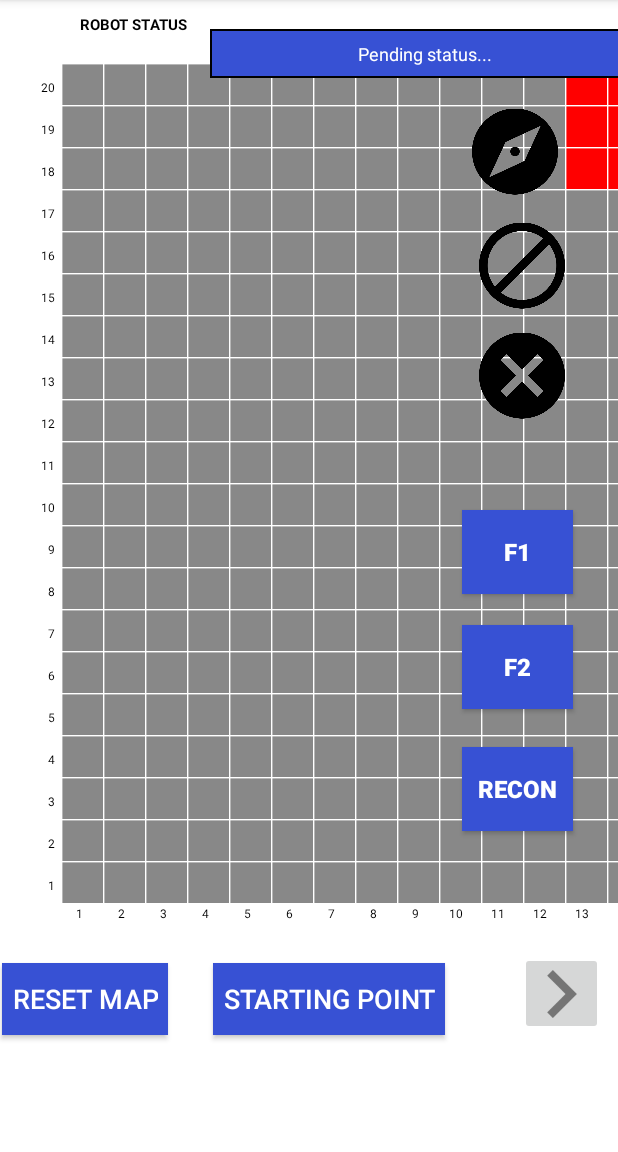
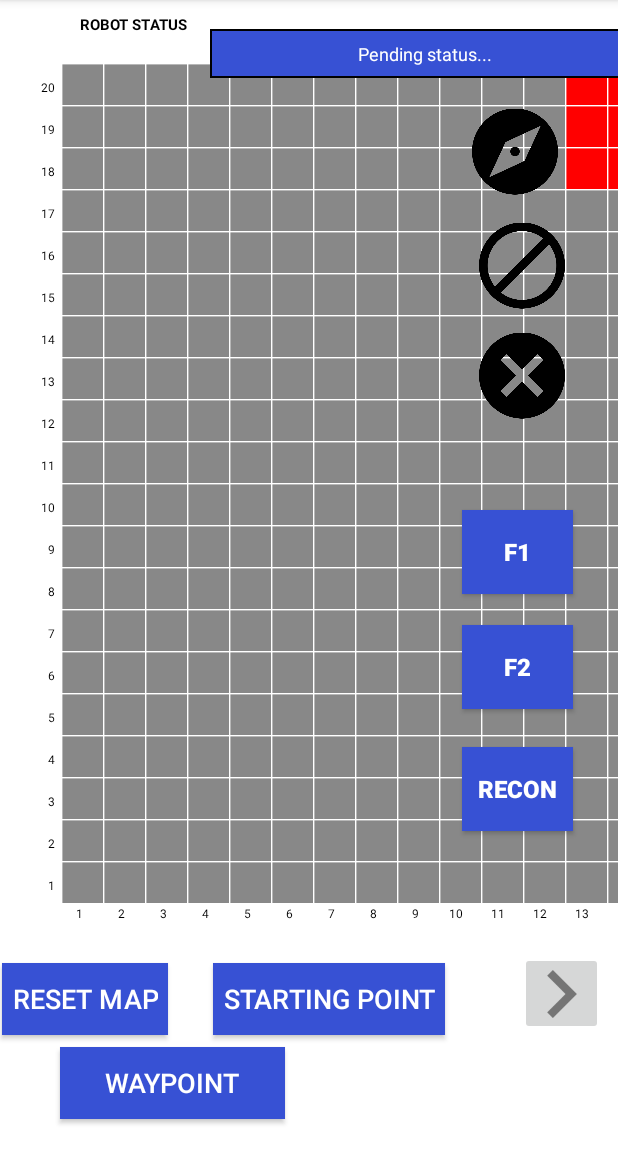
Before and after one commit to GuangWeiNgoh/MDP_11, an Android app: the screen it shows after launch (MainActivity), on a phone screen of 412 x 824 dp, the part 84-1236 px from its top. Run offline under Robolectric (Android 15) with nearby library versions, the phone set to English and light mode, and no system bars.

Commit message:
Updated explored grid colour Updated strings sent by sensor Added waypoint button

```diff
--- a/app/src/main/java/com/android/mdp_11/GridMap.java
+++ b/app/src/main/java/com/android/mdp_11/GridMap.java
@@ -84,7 +84,7 @@ public class GridMap extends View {
         startColor.setColor(Color.YELLOW);
         waypointColor.setColor(Color.YELLOW);
         unexploredColor.setColor(Color.GRAY);
-        exploredColor.setColor(Color.WHITE);
+        exploredColor.setColor(Color.LTGRAY);
         arrowColor.setColor(Color.BLACK);
         fastestPathColor.setColor(Color.MAGENTA);
     }
--- a/app/src/main/res/layout/activity_main.xml
+++ b/app/src/main/res/layout/activity_main.xml
@@ -178,7 +178,7 @@
         android:layout_marginEnd="8dp"
         android:splitTrack="false"
         android:text="TILT OFF"
-        android:visibility="gone"
+
         app:layout_constraintEnd_toEndOf="parent"
         app:layout_constraintHorizontal_bias="0.99"
         app:layout_constraintStart_toEndOf="@+id/mapView"
@@ -222,21 +222,24 @@
         app:layout_constraintStart_toStartOf="parent"
         app:layout_constraintTop_toBottomOf="@+id/mapView" />
 
+    <!--  30 x 40  -->
+
     <ToggleButton
         android:id="@+id/setWaypointToggleBtn"
         android:layout_width="150dp"
         android:layout_height="wrap_content"
-        android:layout_marginStart="20dp"
-        android:layout_marginEnd="8dp"
+        android:layout_marginTop="8dp"
+        android:background="@color/colorAccent"
         android:textAlignment="center"
+        android:textColor="@color/colorWhite"
         android:textOff="@string/set_waypoint_button"
         android:textOn="CANCEL"
         android:textSize="18sp"
-        android:visibility="gone"
-        app:layout_constraintEnd_toEndOf="parent"
-        app:layout_constraintStart_toEndOf="@+id/setStartPointToggleBtn"
-        app:layout_constraintTop_toBottomOf="@+id/mapView" />
-    <!--  30 x 40  -->
+        app:layout_constraintEnd_toStartOf="@+id/turnLeftImageBtn"
+        app:layout_constraintHorizontal_bias="0.127"
+        app:layout_constraintStart_toStartOf="parent"
+        app:layout_constraintTop_toBottomOf="@+id/setStartPointToggleBtn" />
+
     <TextView
         android:id="@+id/xLabelTextView"
         android:layout_width="30dp"
```
Also changed, not shown: app/src/main/java/com/android/mdp_11/MainActivity.java (+4 -4 lines).
